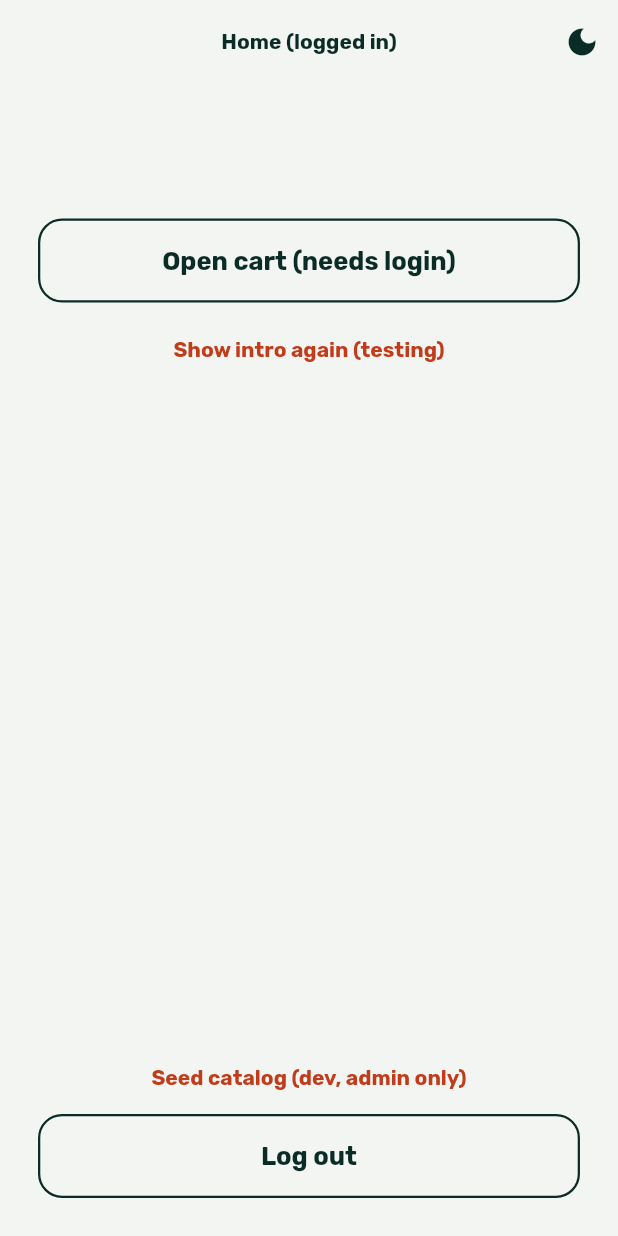
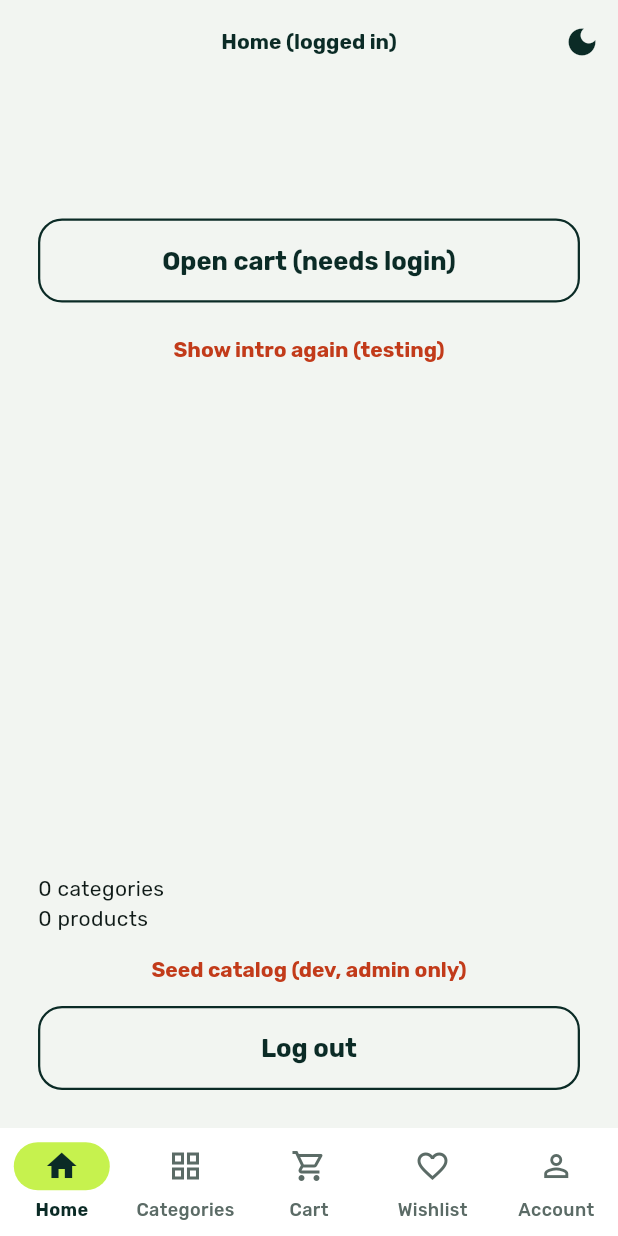
Before and after one commit to absrah/nakhla, a Flutter app: the HomeScreen screen opened by its route, after a tap on "Log out", on a phone screen of 412 x 824 dp. Run offline on Flutter 3.47's test engine with Material 3 defaults, Android fonts, the phone set to English and light mode, and no system bars; our stand-ins replace cloud_firestore, firebase_auth, firebase_core, flutter_riverpod, flutter_screenutil, go_router and 2 more; accounts and stored records are empty.

Commit message:
Add bottom navigation shell

```diff
--- a/lib/core/router/app_router.dart
+++ b/lib/core/router/app_router.dart
@@ -2,15 +2,19 @@ import 'package:flutter/foundation.dart';
 import 'package:flutter_riverpod/flutter_riverpod.dart';
 import 'package:go_router/go_router.dart';
 
+import '../../features/account/view/account_screen.dart';
 import '../../features/auth/view/forgot_password_screen.dart';
 import '../../features/auth/view/log_in_screen.dart';
 import '../../features/auth/view/sign_up_screen.dart';
 import '../../features/auth/view_model/session_provider.dart';
 import '../../features/cart/view/cart_screen.dart';
+import '../../features/catalog/view/categories_screen.dart';
 import '../../features/home/view/home_screen.dart';
 import '../../features/onboarding/view/onboarding_screen.dart';
 import '../../features/onboarding/view_model/onboarding_view_model.dart';
 import '../../features/splash/view/splash_screen.dart';
+import '../../features/wishlist/view/wishlist_screen.dart';
+import '../widgets/main_shell.dart';
 import 'app_routes.dart';
 
 /// Screens that only make sense when you are NOT logged in.
@@ -21,9 +25,11 @@ const _authPages = {
 };
 
 /// Screens that need a logged-in user. Guests are sent to log in first and
-/// come back afterwards. Grows as we add orders, wishlist, account...
+/// come back afterwards. Grows as we add orders, checkout...
 const _needsLogin = {
   AppRoutes.cart,
+  AppRoutes.wishlist,
+  AppRoutes.account,
 };
 
 /// Where to go after logging in: the screen the guest was trying to open.
@@ -94,13 +100,44 @@ final routerProvider = Provider<GoRouter>((ref) {
         path: AppRoutes.forgotPassword,
         builder: (context, state) => const ForgotPasswordScreen(),
       ),
+
+      // The five tabs. Each tab keeps its own screen and scroll position
+      // while you look at another tab.
+      StatefulShellRoute.indexedStack(
+        builder: (context, state, navigationShell) =>
+            MainShell(navigationShell: navigationShell),
+        branches: [
+          StatefulShellBranch(routes: [
             GoRoute(
               path: AppRoutes.home,
               builder: (context, state) => const HomeScreen(),
             ),
+          ]),
+          StatefulShellBranch(routes: [
+            GoRoute(
+              path: AppRoutes.categories,
+              builder: (context, state) => const CategoriesScreen(),
+            ),
+          ]),
+          StatefulShellBranch(routes: [
             GoRoute(
               path: AppRoutes.cart,
               builder: (context, state) => const CartScreen(),
+            ),
+          ]),
+          StatefulShellBranch(routes: [
+            GoRoute(
+              path: AppRoutes.wishlist,
+              builder: (context, state) => const WishlistScreen(),
+            ),
+          ]),
+          StatefulShellBranch(routes: [
+            GoRoute(
+              path: AppRoutes.account,
+              builder: (context, state) => const AccountScreen(),
+            ),
+          ]),
+        ],
       ),
     ],
   );
--- a/lib/core/router/app_routes.dart
+++ b/lib/core/router/app_routes.dart
@@ -1,10 +1,15 @@
-/// Every screen address in one place, so nothing else types a path by hand.
+/// All route paths in one place, so a typo cannot hide in a string.
 abstract final class AppRoutes {
   static const splash = '/splash';
   static const onboarding = '/onboarding';
   static const login = '/login';
   static const signUp = '/signup';
   static const forgotPassword = '/forgot-password';
+
+  // The five tabs of the bottom navigation bar.
   static const home = '/home';
+  static const categories = '/categories';
   static const cart = '/cart';
+  static const wishlist = '/wishlist';
+  static const account = '/account';
 }
--- /dev/null
+++ b/lib/core/widgets/main_shell.dart
@@ -0,0 +1,54 @@
+import 'package:flutter/material.dart';
+import 'package:go_router/go_router.dart';
+
+/// The frame around the five main tabs: it shows the current tab and the
+/// bottom navigation bar. Log in, sign up, onboarding and splash are outside
+/// it, so they have no bar.
+class MainShell extends StatelessWidget {
+  const MainShell({super.key, required this.navigationShell});
+
+  final StatefulNavigationShell navigationShell;
+
+  @override
+  Widget build(BuildContext context) {
+    return Scaffold(
+      body: navigationShell,
+      bottomNavigationBar: NavigationBar(
+        selectedIndex: navigationShell.currentIndex,
+        onDestinationSelected: (index) => navigationShell.goBranch(
+          index,
+          // Tapping the tab you are already on goes back to its first screen.
+          initialLocation: index == navigationShell.currentIndex,
+        ),
+        destinations: const [
+          NavigationDestination(
+            icon: Icon(Icons.home_outlined),
+            selectedIcon: Icon(Icons.home),
+            label: 'Home',
+          ),
+          NavigationDestination(
+            icon: Icon(Icons.grid_view_outlined),
+            selectedIcon: Icon(Icons.grid_view),
+            label: 'Categories',
+          ),
+          // The item-count badge is added in the cart step.
+          NavigationDestination(
+            icon: Icon(Icons.shopping_cart_outlined),
+            selectedIcon: Icon(Icons.shopping_cart),
+            label: 'Cart',
+          ),
+          NavigationDestination(
+            icon: Icon(Icons.favorite_border),
+            selectedIcon: Icon(Icons.favorite),
+            label: 'Wishlist',
+          ),
+          NavigationDestination(
+            icon: Icon(Icons.person_outline),
+            selectedIcon: Icon(Icons.person),
+            label: 'Account',
+          ),
+        ],
+      ),
+    );
+  }
+}
--- /dev/null
+++ b/lib/features/account/view/account_screen.dart
@@ -0,0 +1,33 @@
+import 'package:flutter/material.dart';
+import 'package:flutter_riverpod/flutter_riverpod.dart';
+
+import '../../auth/model/auth_repository.dart';
+import '../../auth/view_model/session_provider.dart';
+
+/// TEMPORARY placeholder with a Log out button for testing.
+/// The real Account screen is built in Phase 4.
+class AccountScreen extends ConsumerWidget {
+  const AccountScreen({super.key});
+
+  @override
+  Widget build(BuildContext context, WidgetRef ref) {
+    final user = ref.watch(authStateProvider).value;
+
+    return Scaffold(
+      appBar: AppBar(title: const Text('Account')),
+      body: Center(
+        child: Column(
+          mainAxisSize: MainAxisSize.min,
+          children: [
+            Text(user?.email ?? ''),
+            const SizedBox(height: 16),
+            OutlinedButton(
+              onPressed: () => ref.read(authRepositoryProvider).signOut(),
+              child: const Text('Log out'),
+            ),
+          ],
+        ),
+      ),
+    );
+  }
+}
--- /dev/null
+++ b/lib/features/catalog/model/catalog_repository.dart
@@ -0,0 +1,58 @@
+import 'package:cloud_firestore/cloud_firestore.dart';
+import 'package:flutter_riverpod/flutter_riverpod.dart';
+
+import '../../../core/errors/app_exception.dart';
+import 'category.dart';
+import 'product.dart';
+
+/// The only place that reads the catalog from Firestore.
+/// Both methods return live streams: if an admin changes a price in the
+/// console, the app updates by itself.
+class CatalogRepository {
+  CatalogRepository({FirebaseFirestore? firestore})
+      : _db = firestore ?? FirebaseFirestore.instance;
+
+  final FirebaseFirestore _db;
+
+  /// All categories, lowest `order` first.
+  Stream<List<Category>> watchCategories() {
+    return _db
+        .collection('categories')
+        .orderBy('order')
+        .snapshots()
+        .map((snap) =>
+            snap.docs.map((d) => Category.fromMap(d.id, d.data())).toList())
+        .handleError(_rethrowAsAppException);
+  }
+
+  /// All products, sorted by name.
+  /// The catalog is small, so the app loads it once and filters it in memory.
+  /// For a big catalog this would change to queries with paging.
+  Stream<List<Product>> watchProducts() {
+    return _db
+        .collection('products')
+        .snapshots()
+        .map((snap) {
+          final list =
+              snap.docs.map((d) => Product.fromMap(d.id, d.data())).toList();
+          list.sort((a, b) => a.name.compareTo(b.name));
+          return list;
+        })
+        .handleError(_rethrowAsAppException);
+  }
+
+  void _rethrowAsAppException(Object error) {
+    if (error is FirebaseException) {
+      if (error.code == 'permission-denied') {
+        throw const AppException('You do not have permission to see the catalog.');
+      }
+      if (error.code == 'unavailable') {
+        throw const AppException('No connection. Check your internet and try again.');
+      }
+    }
+    throw const AppException('Could not load the catalog.');
+  }
+}
+
+final catalogRepositoryProvider =
+    Provider<CatalogRepository>((ref) => CatalogRepository());
--- /dev/null
+++ b/lib/features/catalog/view/categories_screen.dart
@@ -0,0 +1,14 @@
+import 'package:flutter/material.dart';
+
+/// TEMPORARY placeholder. The real Categories screen is built in step 5.
+class CategoriesScreen extends StatelessWidget {
+  const CategoriesScreen({super.key});
+
+  @override
+  Widget build(BuildContext context) {
+    return Scaffold(
+      appBar: AppBar(title: const Text('Categories')),
+      body: const Center(child: Text('Categories placeholder')),
+    );
+  }
+}
--- /dev/null
+++ b/lib/features/catalog/view_model/catalog_providers.dart
@@ -0,0 +1,35 @@
+import 'package:flutter_riverpod/flutter_riverpod.dart';
+
+import '../model/catalog_repository.dart';
+import '../model/category.dart';
+import '../model/product.dart';
+
+/// Live list of categories. Screens read it with ref.watch(categoriesProvider)
+/// and get loading / error / data states for free (AsyncValue).
+final categoriesProvider = StreamProvider<List<Category>>((ref) {
+  return ref.watch(catalogRepositoryProvider).watchCategories();
+});
+
+/// Live list of every product. Other providers below filter this one.
+final productsProvider = StreamProvider<List<Product>>((ref) {
+  return ref.watch(catalogRepositoryProvider).watchProducts();
+});
+
+/// Products of one category: ref.watch(productsByCategoryProvider('fashion')).
+final productsByCategoryProvider =
+    Provider.family<AsyncValue<List<Product>>, String>((ref, categoryId) {
+  return ref
+      .watch(productsProvider)
+      .whenData((all) => all.where((p) => p.categoryId == categoryId).toList());
+});
+
+/// One product by id, or null if it does not exist (for the detail screen).
+final productByIdProvider =
+    Provider.family<AsyncValue<Product?>, String>((ref, id) {
+  return ref.watch(productsProvider).whenData((all) {
+    for (final p in all) {
+      if (p.id == id) return p;
+    }
+    return null;
+  });
+});
--- a/lib/features/home/view/home_screen.dart
+++ b/lib/features/home/view/home_screen.dart
@@ -11,6 +11,7 @@ import '../../auth/view_model/session_provider.dart';
 import '../../onboarding/view_model/onboarding_view_model.dart';
 import '../../../core/errors/app_exception.dart';
 import '../../catalog/model/catalog_seeder.dart';
+import '../../catalog/view_model/catalog_providers.dart';
 
 /// TEMPORARY placeholder for testing guest vs logged-in behavior.
 /// Replaced by the real Home screen in Phase 2.
@@ -19,6 +20,8 @@ class HomeScreen extends ConsumerWidget {
 
   @override
   Widget build(BuildContext context, WidgetRef ref) {
+    final categories = ref.watch(categoriesProvider);
+    final products = ref.watch(productsProvider);
     final user = ref.watch(authStateProvider).value;
     final isGuest = user == null;
     final p = context.palette;
@@ -69,6 +72,17 @@ class HomeScreen extends ConsumerWidget {
               child: const Text('Show intro again (testing)'),
             ),
             const Spacer(),
+
+                        Text(categories.when(
+              data: (c) => '${c.length} categories',
+              loading: () => 'Loading categories...',
+              error: (e, _) => 'Error: $e',
+            )),
+            Text(products.when(
+              data: (p) => '${p.length} products',
+              loading: () => 'Loading products...',
+              error: (e, _) => 'Error: $e',
+            )),
                         if (!isGuest)
               TextButton(
                 onPressed: () async {
--- /dev/null
+++ b/lib/features/wishlist/view/wishlist_screen.dart
@@ -0,0 +1,14 @@
+import 'package:flutter/material.dart';
+
+/// TEMPORARY placeholder. The real wishlist is built later in Phase 2/3.
+class WishlistScreen extends StatelessWidget {
+  const WishlistScreen({super.key});
+
+  @override
+  Widget build(BuildContext context) {
+    return Scaffold(
+      appBar: AppBar(title: const Text('Wishlist')),
+      body: const Center(child: Text('Wishlist placeholder')),
+    );
+  }
+}
```
Also changed, not shown: lib/features/cart/view/cart_screen.dart (+4 -14 lines). Lines whose indentation alone changed are shown as unchanged.
